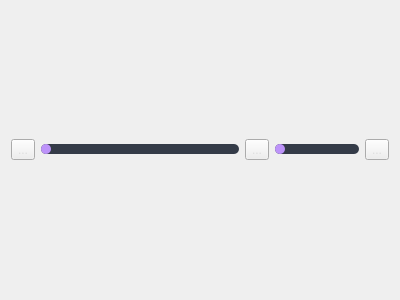
Above: ui/video_controls.ui from DiamondHawk8/Oculus before the change. Below: the same form after it.
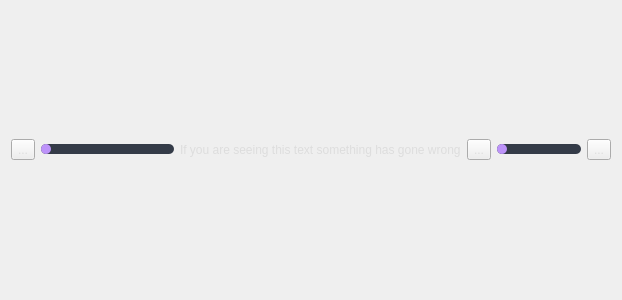
That is the form after the change. Icons and pictures are not drawn.

Commit message: Allow pos slider to be clicked to change video position

Diff of the .ui file:
```diff
--- a/ui/video_controls.ui
+++ b/ui/video_controls.ui
@@ -6,7 +6,7 @@
    <rect>
     <x>0</x>
     <y>0</y>
-    <width>400</width>
+    <width>622</width>
     <height>300</height>
    </rect>
   </property>
@@ -571,6 +571,13 @@
        </property>
       </widget>
      </item>
+     <item>
+      <widget class="QLabel" name="timeLbl">
+       <property name="text">
+        <string>If you are seeing this text something has gone wrong</string>
+       </property>
+      </widget>
+     </item>
      <item>
       <widget class="QToolButton" name="volBtn">
        <property name="text">
```
The commit also changes 3 other files.
